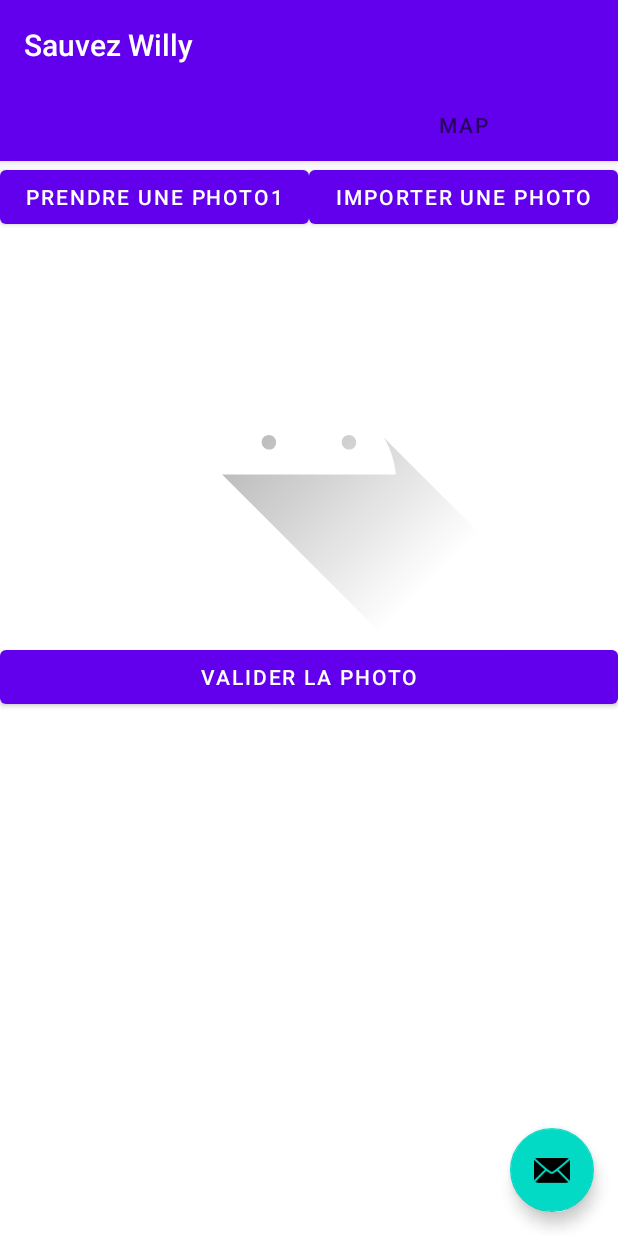
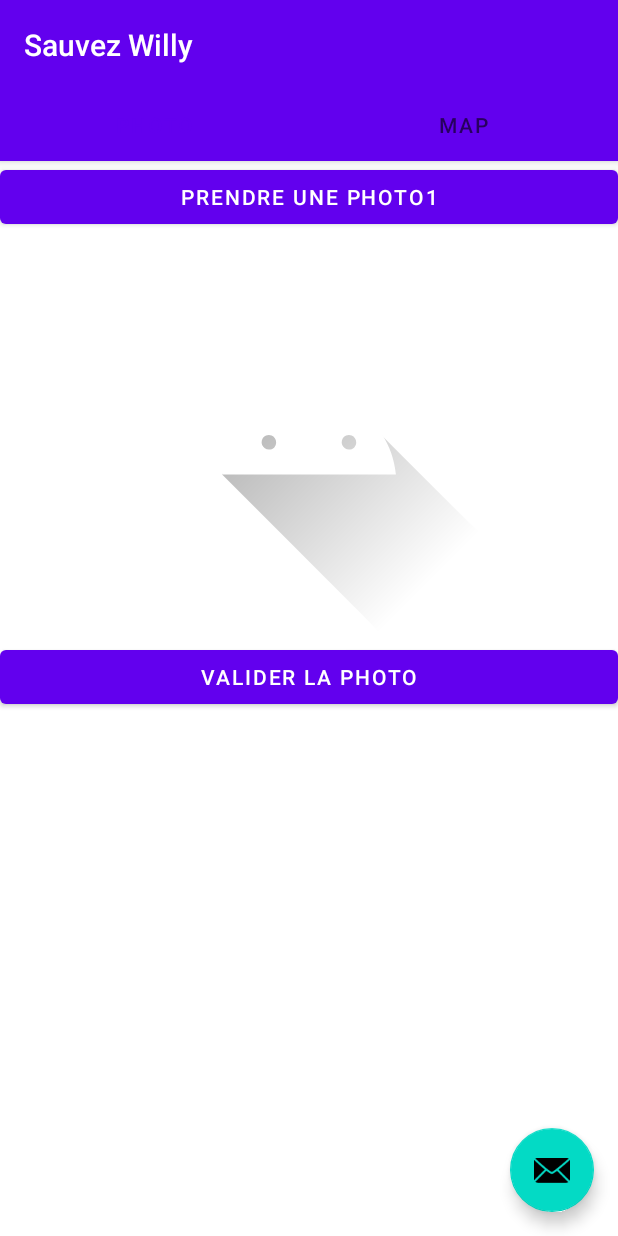
Before and after one commit to juliengan/SauvezWilly, an Android app: the screen it shows after launch (MainActivity), on a phone screen of 412 x 824 dp. Run offline under Robolectric (Android 15) with nearby library versions, the phone set to English and light mode, and no system bars.

Commit message:
Boutton import enlevé

```diff
--- a/app/src/main/res/layout/fragment1_layout.xml
+++ b/app/src/main/res/layout/fragment1_layout.xml
@@ -23,13 +23,6 @@
                 android:layout_height="wrap_content"
                 android:layout_weight="1"
                 android:text="Prendre une photo1" />
-
-            <Button
-                android:id="@+id/ImportPhoto"
-                android:layout_width="wrap_content"
-                android:layout_height="wrap_content"
-                android:layout_weight="1"
-                android:text="Importer une photo" />
         </LinearLayout>
 
         <ImageView
```
